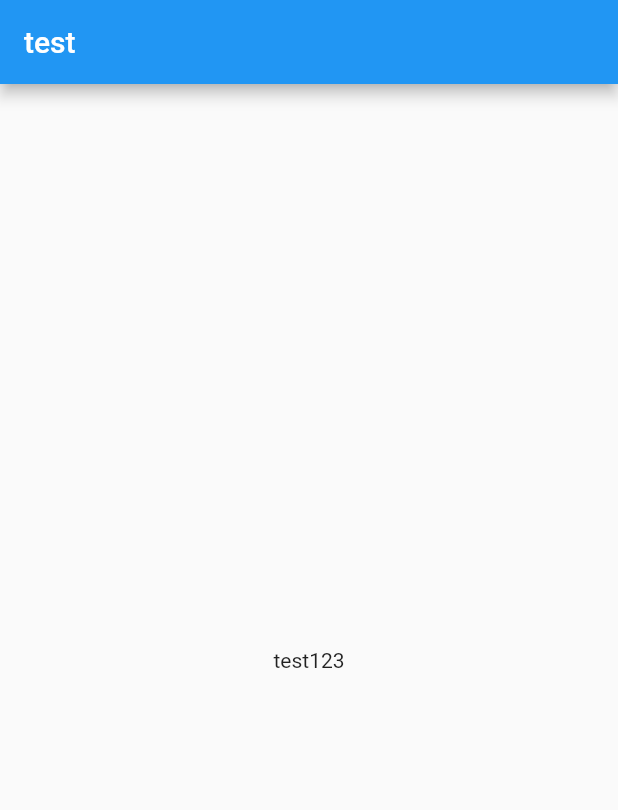
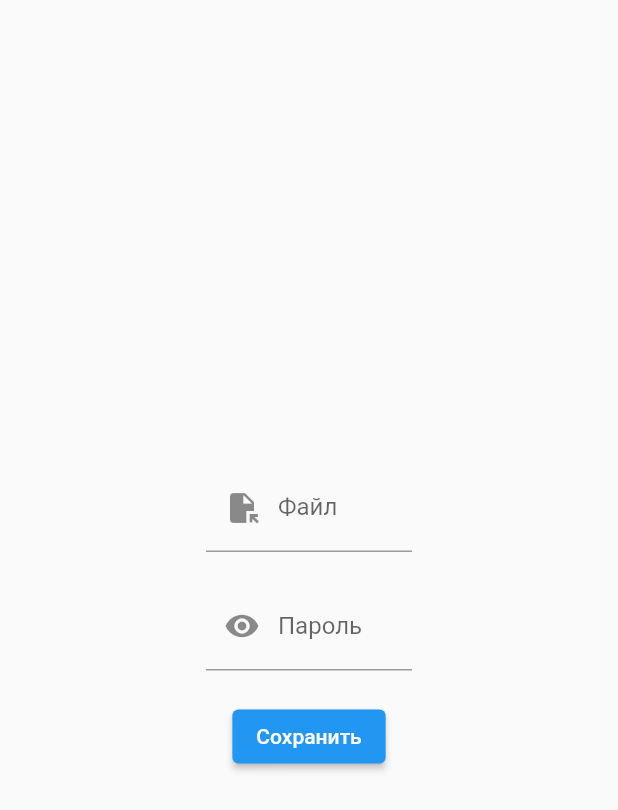
Before and after one commit to i-panov/only_diary, a Flutter app: the screen it shows after launch, on a phone screen of 412 x 824 dp. Shown: the top 810 px of the screen. Run offline on Flutter 3.47's test engine with Material 2 defaults, Android fonts, the phone set to English and light mode, and no system bars; our stand-ins replace file_picker, hive, hive_flutter; missing offline and left inert: aes_crypt_null_safe, io_extends; accounts and stored records are empty.

Commit message:
Доработал класс загрузки/сохранения и сверстал lock_screen

```diff
--- a/lib/app_config.dart
+++ b/lib/app_config.dart
@@ -1,4 +1,5 @@
 const appName = 'only_diary';
+const appExt = 'od';
 
 abstract class AppHiveTypes {
   static const appSettings = 0;
--- a/lib/ui/screens/lock_screen.dart
+++ b/lib/ui/screens/lock_screen.dart
@@ -1,14 +1,51 @@
+import 'package:file_picker/file_picker.dart';
 import 'package:flutter/material.dart';
+import 'package:only_diary/app_config.dart';
+import 'package:path_provider/path_provider.dart';
 
 class LockScreen extends StatelessWidget {
   @override
   Widget build(BuildContext context) {
+    getApplicationDocumentsDirectory().then((v) => print(v));
+
     return Scaffold(
-      appBar: AppBar(
-        title: Text('test'),
-      ),
-      body: Center(
-        child: Text('test123'),
+      body: Padding(
+        padding: EdgeInsets.symmetric(horizontal: MediaQuery.of(context).size.width / 3),
+        child: Column(
+          mainAxisAlignment: MainAxisAlignment.center,
+          children: [
+            TextFormField(
+              decoration: InputDecoration(
+                label: Text('Файл'),
+                prefixIcon: IconButton(
+                  icon: Icon(Icons.file_open),
+                  onPressed: () {
+                    FilePicker.platform.pickFiles(
+                      type: FileType.custom,
+                      allowedExtensions: [appExt],
+                    );
+                  },
+                ),
+              ),
+            ),
+            SizedBox(height: 20),
+            TextFormField(
+              obscureText: true,
+              decoration: InputDecoration(
+                label: Text('Пароль'),
+                prefixIcon: IconButton(
+                  icon: Icon(Icons.remove_red_eye),
+                  onPressed: () {},
+                ),
+              ),
+            ),
+            SizedBox(height: 20),
+            ElevatedButton(
+              child: Text('Сохранить'),
+              onPressed: () {},
+            ),
+          ],
+        ),
       ),
     );
   }
```
Also changed, not shown: lib/models/diary_storage.dart (+24 -14 lines), pubspec.yaml (+5 -8 lines), pubspec.lock.
